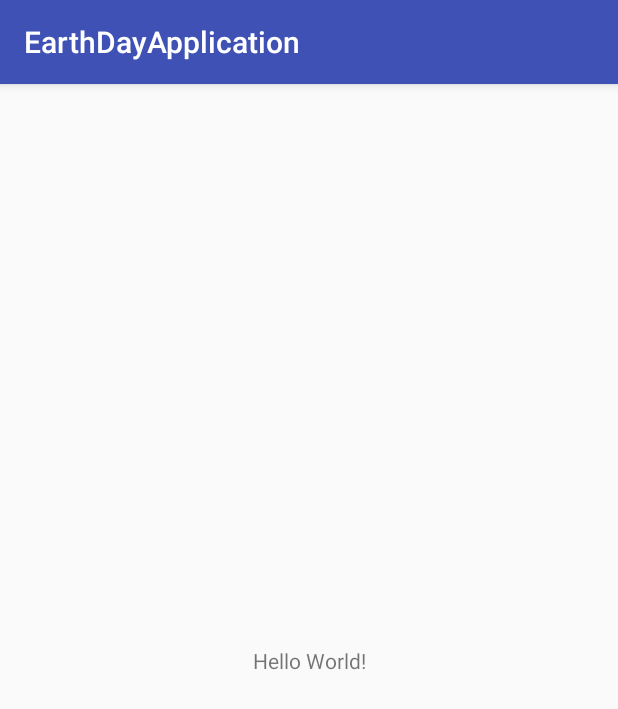
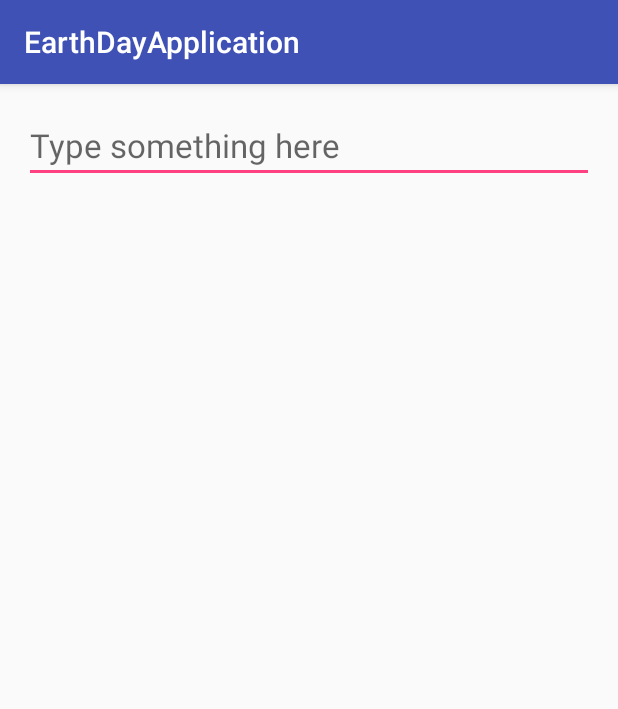
Before and after one commit to cusengan/Earth-Day-Application, an Android app: the screen it shows after launch (MainActivity), on a phone screen of 412 x 824 dp. Shown: the top 709 px of the screen. Run offline under Robolectric (Android 15) with nearby library versions, the phone set to English and light mode, and no system bars.

Commit message:
added a search bar

```diff
--- a/app/src/main/AndroidManifest.xml
+++ b/app/src/main/AndroidManifest.xml
@@ -2,6 +2,7 @@
 <manifest xmlns:android="http://schemas.android.com/apk/res/android"
     package="com.example.william.earthdayapplication">
 
+    <uses-permission android:name="android.permission.INTERNET" />
     <application
         android:allowBackup="true"
         android:icon="@mipmap/ic_launcher"
--- a/app/src/main/java/com/example/william/earthdayapplication/MainActivity.java
+++ b/app/src/main/java/com/example/william/earthdayapplication/MainActivity.java
@@ -2,13 +2,17 @@ package com.example.william.earthdayapplication;
 
 import android.support.v7.app.AppCompatActivity;
 import android.os.Bundle;
+import android.widget.EditText;
 
 public class MainActivity extends AppCompatActivity {
+
+    private EditText searchBar;
 
     @Override
     protected void onCreate(Bundle savedInstanceState) {
         super.onCreate(savedInstanceState);
         setContentView(R.layout.activity_main);
+        searchBar = (EditText) findViewById(R.id.editTextView);
         //this works
     }
 }
--- a/app/src/main/res/layout/activity_main.xml
+++ b/app/src/main/res/layout/activity_main.xml
@@ -1,18 +1,27 @@
 <?xml version="1.0" encoding="utf-8"?>
-<android.support.constraint.ConstraintLayout xmlns:android="http://schemas.android.com/apk/res/android"
+<LinearLayout xmlns:android="http://schemas.android.com/apk/res/android"
     xmlns:app="http://schemas.android.com/apk/res-auto"
     xmlns:tools="http://schemas.android.com/tools"
     android:layout_width="match_parent"
     android:layout_height="match_parent"
+    android:orientation="vertical"
+    android:paddingLeft="16dp"
+    android:paddingRight="16dp"
+    android:paddingTop="16dp"
+
+
     tools:context="com.example.william.earthdayapplication.MainActivity">
 
-    <TextView
-        android:layout_width="wrap_content"
+
+    <EditText
+        android:layout_width="match_parent"
         android:layout_height="wrap_content"
-        android:text="Hello World!"
-        app:layout_constraintBottom_toBottomOf="parent"
-        app:layout_constraintLeft_toLeftOf="parent"
-        app:layout_constraintRight_toRightOf="parent"
-        app:layout_constraintTop_toTopOf="parent" />
+        android:id="@+id/editTextView"
+        android:hint="Type something here"
+        android:textSize="22sp"/>
 
-</android.support.constraint.ConstraintLayout>
+
+
+
+
+</LinearLayout>
```
